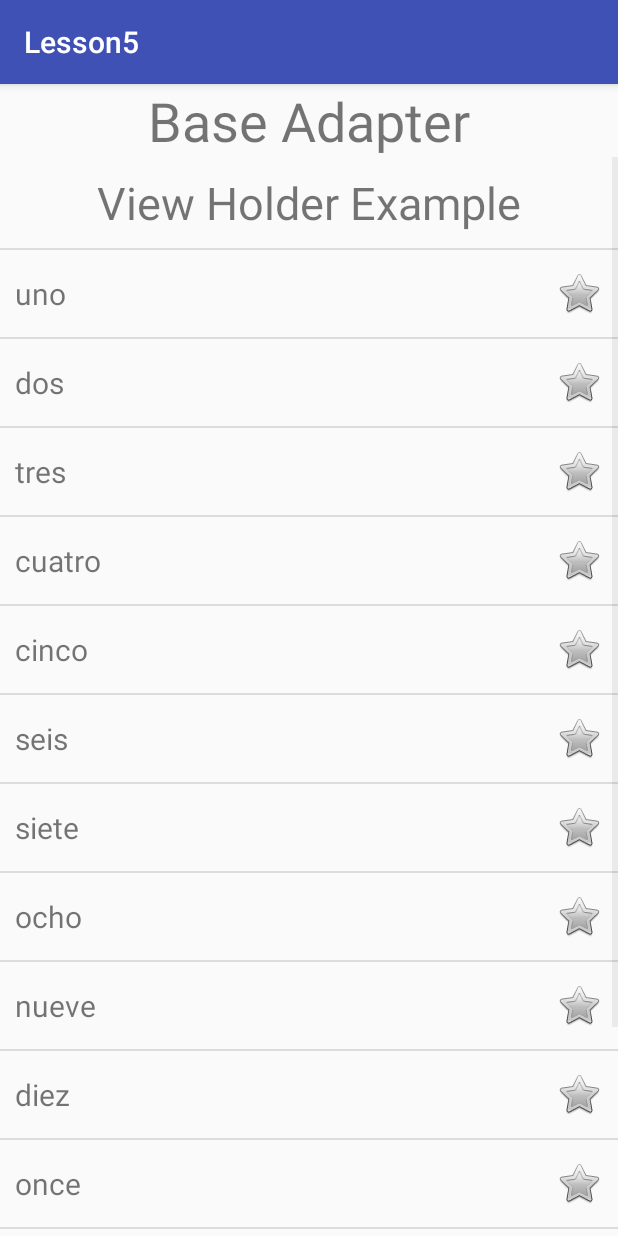
After one commit to BelatrixTraining/Android-Fundamentals, an Android app: the ViewHolderActivity screen opened directly, with no data from a screen before it, on a phone screen of 412 x 824 dp. The commit adds this screen. Run offline under Robolectric (Android 15) with nearby library versions, the phone set to English and light mode, and no system bars.

Commit message:
View Holder Example

```diff
--- a/Lesson5/app/src/main/AndroidManifest.xml
+++ b/Lesson5/app/src/main/AndroidManifest.xml
@@ -16,6 +16,7 @@
             </intent-filter>
         </activity>
         <activity android:name=".baseadapter.BaseAdapterActivity"></activity>
+        <activity android:name=".viewholder.ViewHolderActivity"></activity>
     </application>
 
 </manifest>
--- /dev/null
+++ b/Lesson5/app/src/main/java/com/bx/android/lesson5/viewholder/ViewHolderActivity.java
@@ -0,0 +1,32 @@
+package com.bx.android.lesson5.viewholder;
+
+import android.os.Bundle;
+import android.support.annotation.Nullable;
+import android.support.v7.app.AppCompatActivity;
+import android.view.View;
+import android.widget.ListView;
+import android.widget.TextView;
+
+import com.bx.android.lesson5.R;
+import com.bx.android.lesson5.baseadapter.BaseAdapterExample;
+
+import java.util.Arrays;
+
+/**
+ * Created by pjohnson on 24/01/17.
+ */
+
+public class ViewHolderActivity extends AppCompatActivity {
+
+    @Override
+    protected void onCreate(@Nullable Bundle savedInstanceState) {
+        super.onCreate(savedInstanceState);
+        setContentView(R.layout.activity_base_adapter);
+        View headerView = getLayoutInflater().inflate(R.layout.header_title, null);
+        ((TextView)headerView.findViewById(R.id.headerTitle)).setText(R.string.viewHolderTitle);
+        ListView viewHolderListView = (ListView) findViewById(R.id.baseAdapterList);
+        viewHolderListView.addHeaderView(headerView);
+        viewHolderListView.setAdapter(new ViewHolderExample(this, Arrays.asList(getResources().getStringArray(R.array.lorem))));
+
+    }
+}
--- /dev/null
+++ b/Lesson5/app/src/main/java/com/bx/android/lesson5/viewholder/ViewHolderExample.java
@@ -0,0 +1,73 @@
+package com.bx.android.lesson5.viewholder;
+
+import android.content.Context;
+import android.graphics.drawable.Drawable;
+import android.view.LayoutInflater;
+import android.view.View;
+import android.view.ViewGroup;
+import android.widget.BaseAdapter;
+import android.widget.ImageView;
+import android.widget.TextView;
+
+import com.bx.android.lesson5.R;
+
+import java.util.List;
+
+/**
+ * Created by pjohnson on 24/01/17.
+ */
+
+public class ViewHolderExample extends BaseAdapter {
+
+    private final List<String> mItems;
+    private final LayoutInflater mInflater;
+    private final Drawable starOn;
+
+    public ViewHolderExample(Context context, List<String> items) {
+        mItems = items;
+        mInflater = LayoutInflater.from(context);
+        starOn = context.getResources().getDrawable(android.R.drawable.star_big_on);
+    }
+
+    @Override
+    public int getCount() {
+        return mItems.size();
+    }
+
+    @Override
+    public Object getItem(int position) {
+        return mItems.get(position);
+    }
+
+    @Override
+    public long getItemId(int position) {
+        return 0;
+    }
+
+    @Override
+    public View getView(int position, View convertView, ViewGroup parent) {
+        ViewHolder viewHolder;
+        if (convertView == null) {
+            convertView = mInflater.inflate(R.layout.item_base_adapter, null);
+            viewHolder = new ViewHolder();
+            viewHolder.textView = (TextView) convertView.findViewById(R.id.text);
+            viewHolder.imageView = (ImageView) convertView.findViewById(R.id.itemImage);
+            convertView.setTag(viewHolder);
+        } else {
+            viewHolder = (ViewHolder) convertView.getTag();
+        }
+        viewHolder.textView.setText(mItems.get(position));
+        viewHolder.imageView.setOnClickListener(new View.OnClickListener() {
+            @Override
+            public void onClick(View view) {
+                ((ImageView) view).setImageDrawable(starOn);
+            }
+        });
+        return convertView;
+    }
+
+    static class ViewHolder {
+        TextView textView;
+        ImageView imageView;
+    }
+}
--- a/Lesson5/app/src/main/res/values/arrays.xml
+++ b/Lesson5/app/src/main/res/values/arrays.xml
@@ -5,6 +5,7 @@
         <item>ArrayAdapter</item>
         <item>SimpleAdapter</item>
         <item>CursorAdapter</item>
+        <item>ViewHolder</item>
         <item>SpinnerAdapter</item>
     </string-array>
 
@@ -13,6 +14,7 @@
         <item>.ArrayAdapter</item>
         <item>.SimpleAdapter</item>
         <item>.CursorAdapter</item>
+        <item>.viewholder.ViewHolderActivity</item>
         <item>.SpinnerAdapter</item>
     </string-array>
 
--- a/Lesson5/app/src/main/res/values/strings.xml
+++ b/Lesson5/app/src/main/res/values/strings.xml
@@ -1,4 +1,5 @@
 <resources>
     <string name="app_name">Lesson5</string>
     <string name="baseAdapterTitle">Base Adapter</string>
+    <string name="viewHolderTitle">View Holder Example</string>
 </resources>
```
